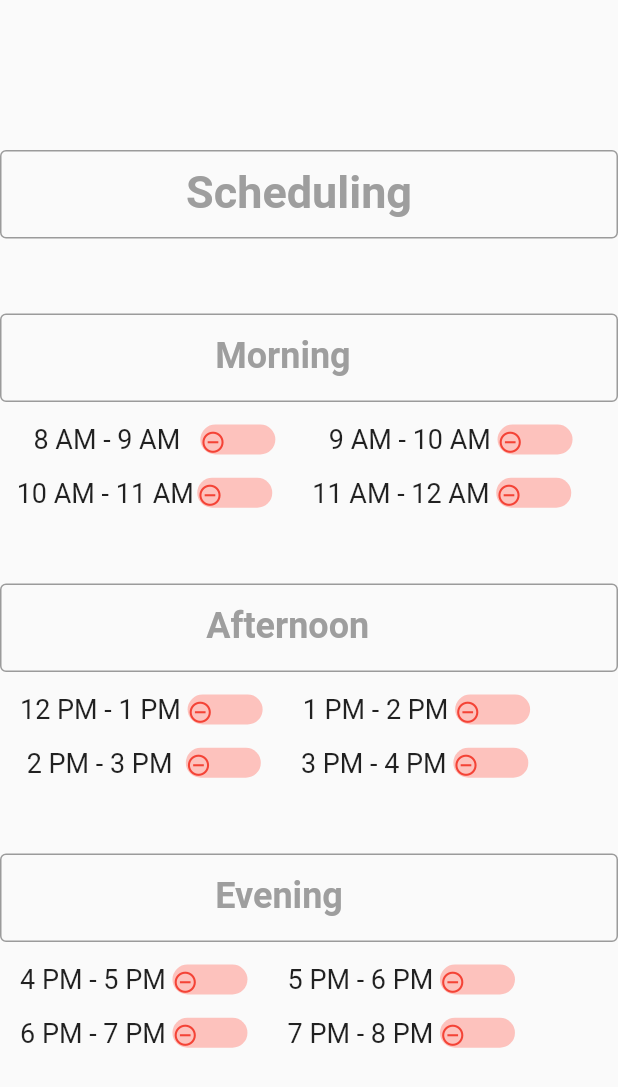
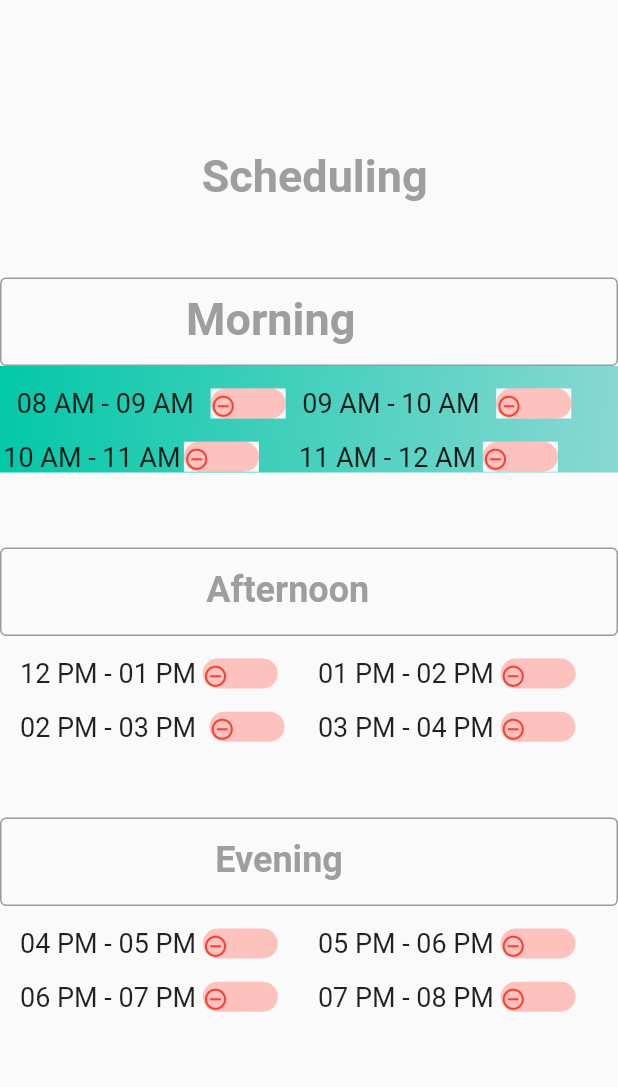
Before and after one commit to KhushiiBiswas/vcure_dr, a Flutter app: the screen it shows after launch, on a phone screen of 412 x 824 dp. Shown: the top 1087 px of the screen. Run offline on Flutter 3.47's test engine with Material 2 defaults, Android fonts, the phone set to English and light mode, and no system bars.

Commit message:
Major changes

```diff
--- a/lib/pages/slots/slots.dart
+++ b/lib/pages/slots/slots.dart
@@ -24,7 +24,7 @@ import 'package:vcure_doctors/components/location_drpdown.dart';
                 mainAxisAlignment: MainAxisAlignment.center,
 
                 children: [
-                  const TextField(
+                  /* const TextField(
                    obscureText: true,
                     decoration: InputDecoration(
                      border: OutlineInputBorder(),
@@ -32,48 +32,65 @@ import 'package:vcure_doctors/components/location_drpdown.dart';
                       labelStyle: TextStyle(color: Colors.grey,fontSize: 30,fontWeight: FontWeight.bold),
                       labelText: '               Scheduling   ',
                     ),
-                  ),
-               //Text("  Scheduling ",style: TextStyle(fontSize: 30,fontWeight: FontWeight.bold,color: Colors.grey),overflow: TextOverflow.ellipsis,Dec),
+                  ), */
+               Text("  Scheduling ",style: TextStyle(fontSize: 30,fontWeight: FontWeight.bold,color: Colors.grey),),
                Padding(
                  padding: const EdgeInsets.only(top: 50),
                  child: Column(
 
                    children: [
                      const TextField(
-
                    obscureText: true,
                     decoration: InputDecoration(
                      border: OutlineInputBorder(),
 
-                      labelStyle: TextStyle(color: Colors.grey,fontSize: 24,fontWeight: FontWeight.bold,),
-                      labelText: '                      Morning   ',
+                      labelStyle: TextStyle(color: Colors.grey,fontSize: 30,fontWeight: FontWeight.bold),
+                      labelText: '               Morning   ',
                     ),
                   ),
-                     Row(
+                     /* Text("  Morning  ",style: TextStyle(fontSize: 30,fontWeight: FontWeight.bold,color: Colors.grey),textAlign: TextAlign.center,),
+                     Text("----------------------------------------------------------------------------------------",textAlign: TextAlign.center,), */
+
+                     Container(
+                       decoration: BoxDecoration(
+                        gradient: LinearGradient(
+                         begin: Alignment.topLeft,
+                          end: Alignment.bottomRight,
+                         colors: [Color(0xff03c8a8), Color(0xff89d8d3)]),
+                        ),
+                       child: Row(
                          children:[
                            Padding(
                              padding: const EdgeInsets.only(top: 50),
                            ),
 
                             Row(children: [
-                           Text("  8 AM - 9 AM      ",textAlign: TextAlign.center,style: TextStyle(fontSize: 18),),
+                             Text("08 AM - 09 AM     ",textAlign: TextAlign.center,style: TextStyle(fontSize: 18),),
                              CustomToggle()
                            ],),
                            Row(children: [
-                           Text("       9 AM - 10 AM  ",textAlign: TextAlign.center,style: TextStyle(fontSize: 18),),
+                             Text("09 AM - 10 AM     ",textAlign: TextAlign.center,style: TextStyle(fontSize: 18),),
                              CustomToggle()
                            ],),
 
                            ]
                        ),
-                      Row(
+                     ),
+                      Container(
+                        decoration: BoxDecoration(
+            gradient: LinearGradient(
+                begin: Alignment.topLeft,
+                end: Alignment.bottomRight,
+                colors: [Color(0xff03c8a8), Color(0xff89d8d3)]),
+          ),
+                        child: Row(
                          children:[
 
                            Padding(
                              padding: const EdgeInsets.only(top: 20),
                            ),
                            Row(children: [
-                           Text("  10 AM - 11 AM ",textAlign: TextAlign.center,style: TextStyle(fontSize: 18),),
+                             Text("10 AM - 11 AM ",textAlign: TextAlign.center,style: TextStyle(fontSize: 18),),
                              CustomToggle()
                            ],),
                            Row(children: [
@@ -82,6 +99,7 @@ import 'package:vcure_doctors/components/location_drpdown.dart';
                            ],),
 
                            ]
+                     ),
                       )
 
                    ],
@@ -109,13 +127,13 @@ import 'package:vcure_doctors/components/location_drpdown.dart';
                            padding: const EdgeInsets.only(top: 50),
                          ),
                          Row(children: [
-                           Text("  12 PM - 1 PM  ",textAlign: TextAlign.center,style: TextStyle(fontSize: 18),),
+                           Text("  12 PM - 01 PM  ",textAlign: TextAlign.center,style: TextStyle(fontSize: 18),),
                            CustomToggle()
                          ],),
 
 
                          Row(children: [
-                           Text("     1 PM - 2 PM  ",textAlign: TextAlign.center,style: TextStyle(fontSize: 18),),
+                           Text("     01 PM - 02 PM  ",textAlign: TextAlign.center,style: TextStyle(fontSize: 18),),
                            CustomToggle()
                          ],),
 
@@ -128,13 +146,13 @@ import 'package:vcure_doctors/components/location_drpdown.dart';
                            padding: const EdgeInsets.only(top: 20),
                          ),
                          Row(children: [
-                           Text("  2 PM - 3 PM    ",textAlign: TextAlign.center,style: TextStyle(fontSize: 18),),
+                           Text(" 02 PM - 03 PM    ",textAlign: TextAlign.center,style: TextStyle(fontSize: 18),),
                            CustomToggle()
                          ],),
 
 
                          Row(children: [
-                           Text("     3 PM - 4 PM  ",textAlign: TextAlign.center,style: TextStyle(fontSize: 18),),
+                           Text("    03 PM - 04 PM  ",textAlign: TextAlign.center,style: TextStyle(fontSize: 18),),
                            CustomToggle()
                          ],),
 
@@ -166,13 +184,13 @@ import 'package:vcure_doctors/components/location_drpdown.dart';
                            padding: const EdgeInsets.only(top: 50),
                          ),
                          Row(children: [
-                           Text("  4 PM - 5 PM  ",textAlign: TextAlign.center,style: TextStyle(fontSize: 18),),
+                           Text("  04 PM - 05 PM  ",textAlign: TextAlign.center,style: TextStyle(fontSize: 18),),
                            CustomToggle()
                          ],),
 
 
                          Row(children: [
-                           Text("     5 PM - 6 PM  ",textAlign: TextAlign.center,style: TextStyle(fontSize: 18),),
+                           Text("     05 PM - 06 PM  ",textAlign: TextAlign.center,style: TextStyle(fontSize: 18),),
                            CustomToggle()
                          ],),
 
@@ -185,12 +203,12 @@ import 'package:vcure_doctors/components/location_drpdown.dart';
                            padding: const EdgeInsets.only(top: 20),
                          ),
                          Row(children: [
-                           Text("  6 PM - 7 PM  ",textAlign: TextAlign.center,style: TextStyle(fontSize: 18),),
+                           Text("  06 PM - 07 PM  ",textAlign: TextAlign.center,style: TextStyle(fontSize: 18),),
                            CustomToggle()
                          ],),
 
                          Row(children: [
-                           Text("     7 PM - 8 PM  ",textAlign: TextAlign.center,style: TextStyle(fontSize: 18),),
+                           Text("     07 PM - 08 PM  ",textAlign: TextAlign.center,style: TextStyle(fontSize: 18),),
                            CustomToggle()
                          ],),
 
```
Lines whose indentation alone changed are shown as unchanged.
